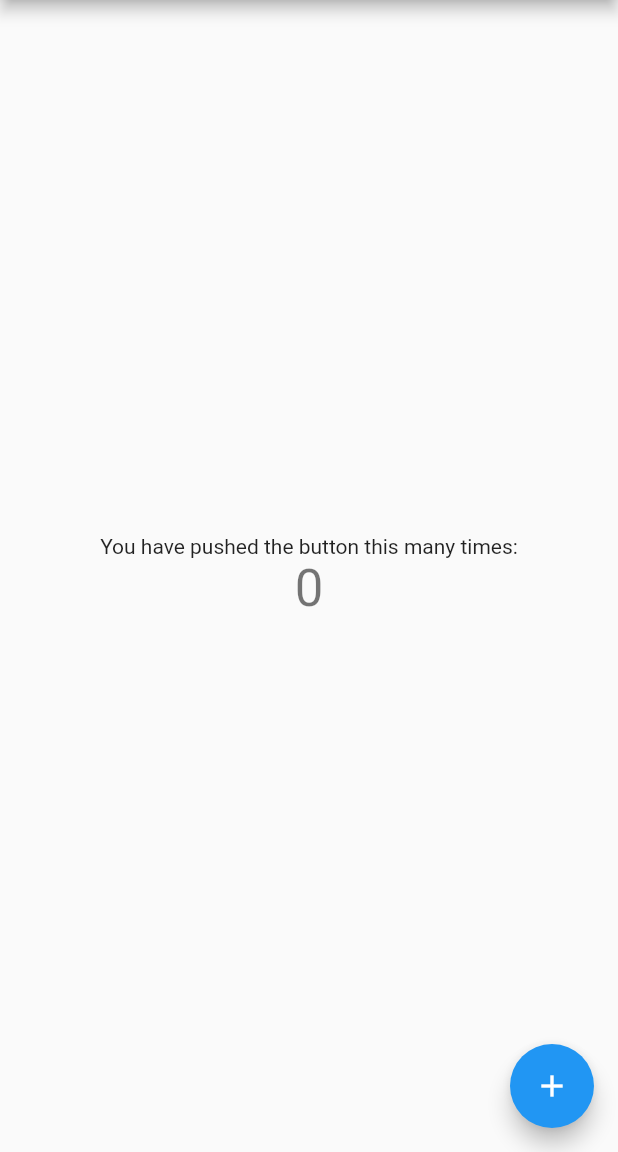
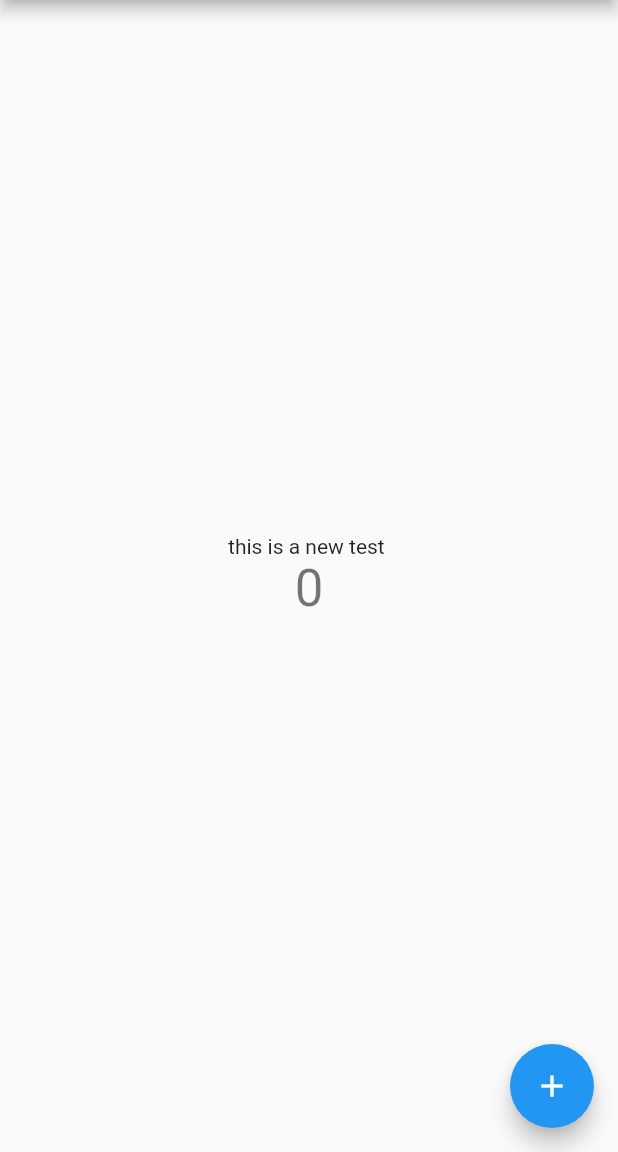
Before and after one commit to omer-rm/BMG4-ERTIAKHEL, a Flutter app: the screen it shows after launch, on a phone screen of 412 x 824 dp, the part 84-1236 px from its top. Run offline on Flutter 3.47's test engine with Material 2 defaults, Android fonts, the phone set to English and light mode, and no system bars.

Commit message:
i changed a text

```diff
--- a/Artizakel/lib/main.dart
+++ b/Artizakel/lib/main.dart
@@ -11,19 +11,7 @@ class MyApp extends StatelessWidget {
     return MaterialApp(
       title: 'Flutter Demo',
       theme: ThemeData(
-        // This is the theme of your application.
-        //
-        // Try running your application with "flutter run". You'll see the
-        // application has a blue toolbar. Then, without quitting the app, try
-        // changing the primarySwatch below to Colors.green and then invoke
-        // "hot reload" (press "r" in the console where you ran "flutter run",
-        // or simply save your changes to "hot reload" in a Flutter IDE).
-        // Notice that the counter didn't reset back to zero; the application
-        // is not restarted.
         primarySwatch: Colors.blue,
-        // This makes the visual density adapt to the platform that you run
-        // the app on. For desktop platforms, the controls will be smaller and
-        // closer together (more dense) than on mobile platforms.
         visualDensity: VisualDensity.adaptivePlatformDensity,
       ),
       home: MyHomePage(title: 'Flutter Demo Home Page'),
@@ -33,16 +21,6 @@ class MyApp extends StatelessWidget {
 
 class MyHomePage extends StatefulWidget {
   MyHomePage({Key key, this.title}) : super(key: key);
-
-  // This widget is the home page of your application. It is stateful, meaning
-  // that it has a State object (defined below) that contains fields that affect
-  // how it looks.
-
-  // This class is the configuration for the state. It holds the values (in this
-  // case the title) provided by the parent (in this case the App widget) and
-  // used by the build method of the State. Fields in a Widget subclass are
-  // always marked "final".
-
   final String title;
 
   @override
@@ -54,51 +32,22 @@ class _MyHomePageState extends State<MyHomePage> {
 
   void _incrementCounter() {
     setState(() {
-      // This call to setState tells the Flutter framework that something has
-      // changed in this State, which causes it to rerun the build method below
-      // so that the display can reflect the updated values. If we changed
-      // _counter without calling setState(), then the build method would not be
-      // called again, and so nothing would appear to happen.
       _counter++;
     });
   }
 
   @override
   Widget build(BuildContext context) {
-    // This method is rerun every time setState is called, for instance as done
-    // by the _incrementCounter method above.
-    //
-    // The Flutter framework has been optimized to make rerunning build methods
-    // fast, so that you can just rebuild anything that needs updating rather
-    // than having to individually change instances of widgets.
     return Scaffold(
       appBar: AppBar(
-        // Here we take the value from the MyHomePage object that was created by
-        // the App.build method, and use it to set our appbar title.
         title: Text(widget.title),
       ),
       body: Center(
-        // Center is a layout widget. It takes a single child and positions it
-        // in the middle of the parent.
         child: Column(
-          // Column is also a layout widget. It takes a list of children and
-          // arranges them vertically. By default, it sizes itself to fit its
-          // children horizontally, and tries to be as tall as its parent.
-          //
-          // Invoke "debug painting" (press "p" in the console, choose the
-          // "Toggle Debug Paint" action from the Flutter Inspector in Android
-          // Studio, or the "Toggle Debug Paint" command in Visual Studio Code)
-          // to see the wireframe for each widget.
-          //
-          // Column has various properties to control how it sizes itself and
-          // how it positions its children. Here we use mainAxisAlignment to
-          // center the children vertically; the main axis here is the vertical
-          // axis because Columns are vertical (the cross axis would be
-          // horizontal).
           mainAxisAlignment: MainAxisAlignment.center,
           children: <Widget>[
             Text(
-              'You have pushed the button this many times:',
+              'this is a new test ',
             ),
             Text(
               '$_counter',
@@ -111,7 +60,7 @@ class _MyHomePageState extends State<MyHomePage> {
         onPressed: _incrementCounter,
         tooltip: 'Increment',
         child: Icon(Icons.add),
-      ), // This trailing comma makes auto-formatting nicer for build methods.
+      ),
     );
   }
 }
```
Also changed, not shown: Artizakel/pubspec.lock.
